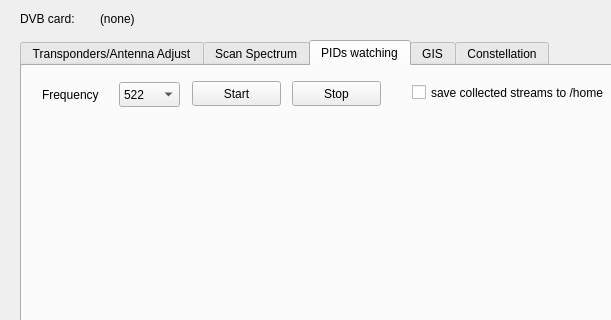
The window that src/dvbtest/testdialog.ui (SergeyStaroletov/TestingDVBT2) describes before a commit, drawn with Qt 5; both pictures show x 0 to 611 and y 0 to 320 of the 787 by 665 pixel window.
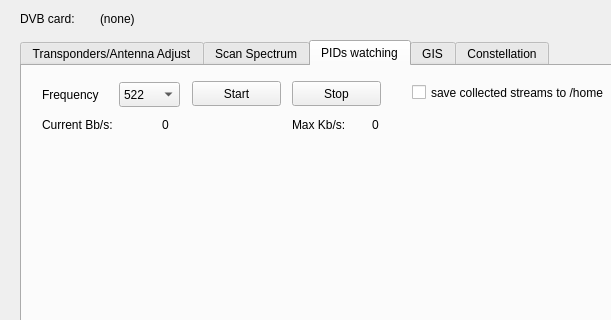
The same window after the commit. The open tabs and pages were chosen to show the change. Custom widgets are drawn as their Qt base class.

Commit message: max/current for pid test

What changed in the file:
```diff
--- a/src/dvbtest/testdialog.ui
+++ b/src/dvbtest/testdialog.ui
@@ -623,6 +623,58 @@
       <string>save collected streams to /home</string>
      </property>
     </widget>
+    <widget class="QLabel" name="label_14">
+     <property name="geometry">
+      <rect>
+       <x>20</x>
+       <y>50</y>
+       <width>111</width>
+       <height>17</height>
+      </rect>
+     </property>
+     <property name="text">
+      <string>Current Bb/s:</string>
+     </property>
+    </widget>
+    <widget class="QLabel" name="labelCurrentSpeed">
+     <property name="geometry">
+      <rect>
+       <x>140</x>
+       <y>50</y>
+       <width>111</width>
+       <height>17</height>
+      </rect>
+     </property>
+     <property name="text">
+      <string>0</string>
+     </property>
+    </widget>
+    <widget class="QLabel" name="label_16">
+     <property name="geometry">
+      <rect>
+       <x>270</x>
+       <y>50</y>
+       <width>67</width>
+       <height>17</height>
+      </rect>
+     </property>
+     <property name="text">
+      <string>Max Kb/s:</string>
+     </property>
+    </widget>
+    <widget class="QLabel" name="labelMaxSpeed">
+     <property name="geometry">
+      <rect>
+       <x>350</x>
+       <y>50</y>
+       <width>121</width>
+       <height>17</height>
+      </rect>
+     </property>
+     <property name="text">
+      <string>0</string>
+     </property>
+    </widget>
    </widget>
    <widget class="QWidget" name="tab_2">
     <attribute name="title">
```
The commit also changes 2 other files.
